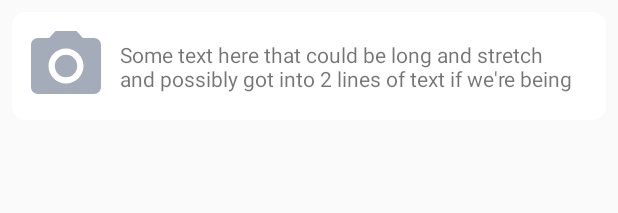
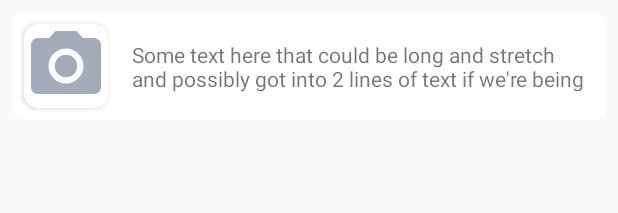
Before and after one commit to Jericho-One/article-search, an Android app: the layout list_item.xml on its own in the app's theme, with its tools: preview values and no code run, on a phone screen of 412 x 824 dp. Shown: the top 213 px of the screen. Run offline under Robolectric (Android 15) with nearby library versions, the phone set to English and light mode, and no system bars.

Commit message:
just a little more UI polish. calling it quits now

```diff
--- a/app/src/main/res/layout/list_item.xml
+++ b/app/src/main/res/layout/list_item.xml
@@ -10,29 +10,34 @@
                                                    android:background="@drawable/selectable_rounded_corner_background"
                                                    android:minHeight="@dimen/min_touch_size">
 
-    <ImageView android:layout_width="56dp"
-               android:layout_height="56dp"
-               android:id="@+id/thumbnail"
-               android:layout_margin="@dimen/default_padding"
-               android:src="@drawable/ic_camera_alt_gray_24dp"
-               app:layout_constraintStart_toStartOf="parent"
-               app:layout_constraintTop_toTopOf="parent"
-               app:layout_constraintBottom_toBottomOf="parent"
-               android:contentDescription="@string/article_image_thumbnail_desc"
-               app:layout_constraintHorizontal_bias="0.5"
-               app:layout_constraintEnd_toStartOf="@+id/title_text"
-    />
+    <androidx.cardview.widget.CardView android:layout_width="wrap_content"
+                                       android:layout_height="wrap_content"
+                                       android:layout_margin="@dimen/default_padding"
+                                       android:id="@+id/image_card_view"
+                                       app:cardCornerRadius="@dimen/rounded_corner_radius"
+                                       app:layout_constraintStart_toStartOf="parent"
+                                       app:layout_constraintTop_toTopOf="parent"
+                                       app:layout_constraintBottom_toBottomOf="parent"
+                                       app:layout_constraintHorizontal_bias="0.5"
+                                       app:layout_constraintEnd_toStartOf="@+id/title_text">
 
-    <TextView android:layout_width="347dp"
-              android:layout_height="35dp"
+        <ImageView android:layout_width="56dp"
+                   android:layout_height="56dp"
+                   android:id="@+id/thumbnail"
+                   android:src="@drawable/ic_camera_alt_gray_24dp"
+                   android:contentDescription="@string/article_image_thumbnail_desc"/>
+    </androidx.cardview.widget.CardView>
+
+    <TextView android:layout_width="0dp"
+              android:layout_height="wrap_content"
               android:layout_margin="@dimen/default_padding"
               android:id="@+id/title_text"
               android:maxLines="2"
-              app:layout_constraintStart_toEndOf="@+id/thumbnail"
+              app:layout_constraintStart_toEndOf="@+id/image_card_view"
               app:layout_constraintTop_toTopOf="parent"
               app:layout_constraintBottom_toBottomOf="parent"
+              app:layout_constraintEnd_toEndOf="parent"
               tools:text="Some text here that could be long and stretch
-              and possibly got into 2 lines of text if we're being verbose."
-    />
+              and possibly got into 2 lines of text if we're being verbose."/>
 
 </androidx.constraintlayout.widget.ConstraintLayout>
```
